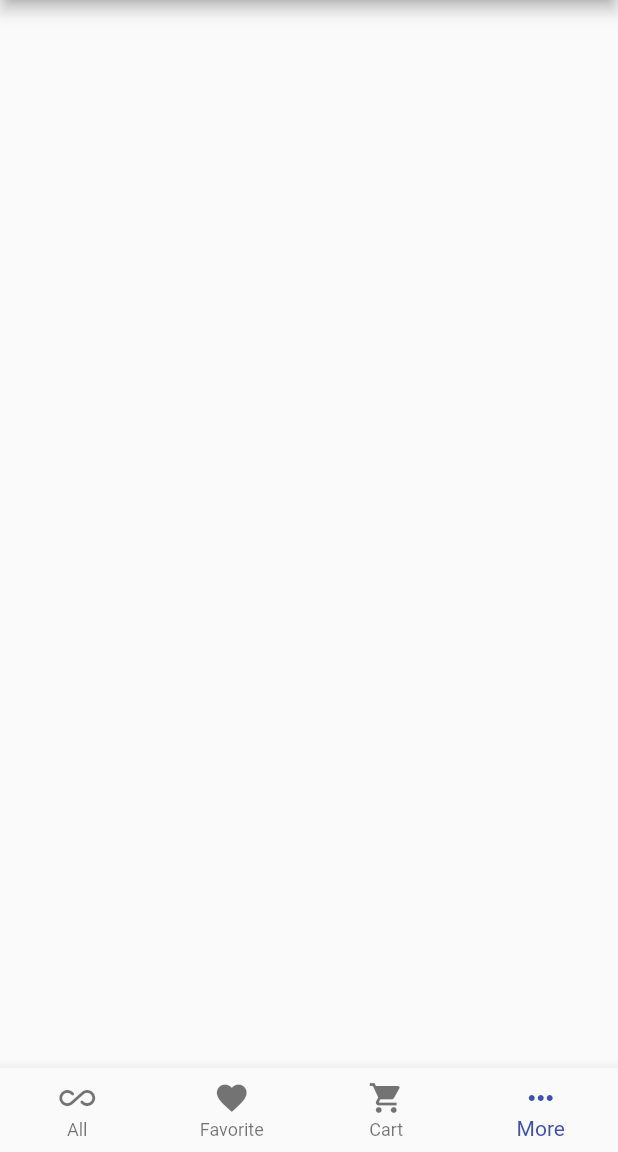
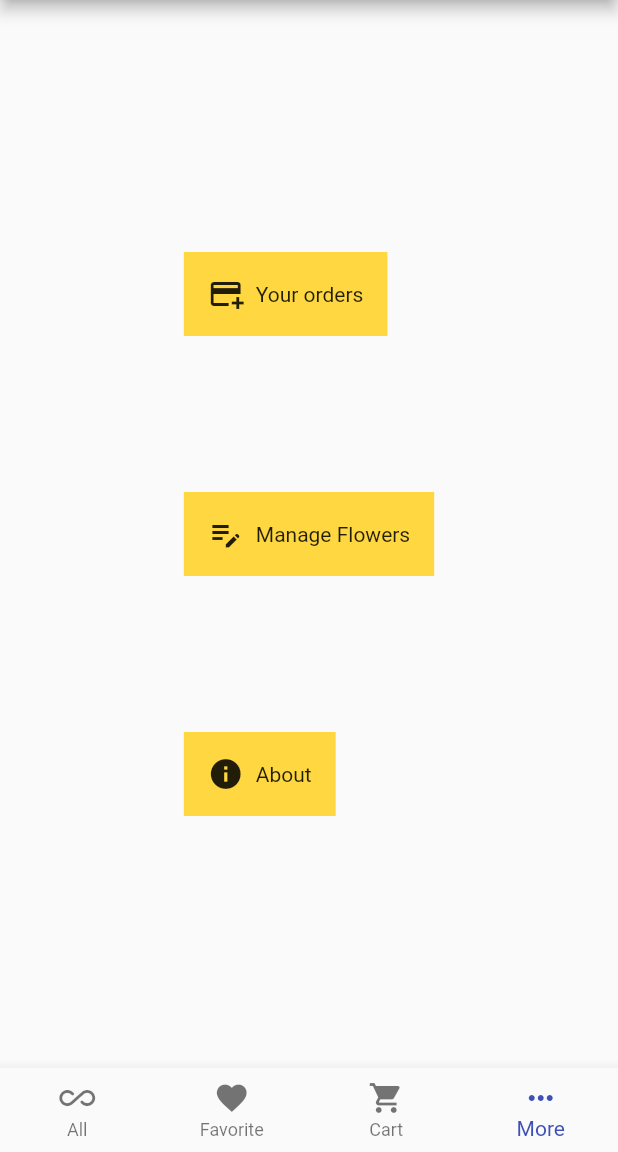
Before and after one commit to devqmr/florist, a Flutter app: the screen it shows after launch, item 4 of the bottom bar chosen, on a phone screen of 412 x 824 dp, the part 84-1236 px from its top. Run offline on Flutter 3.47's test engine with Material 2 defaults, Android fonts, the light colour scheme and no system bars; our stand-ins replace awesome_snackbar_content; network calls fail.

Commit message:
Add some items to MoreScreen

```diff
--- a/lib/screens/more_screen.dart
+++ b/lib/screens/more_screen.dart
@@ -7,6 +7,88 @@ class MoreScreen extends StatelessWidget {
 
   @override
   Widget build(BuildContext context) {
-    return Container();
+    return Container(
+      padding: const EdgeInsets.symmetric(
+        vertical: 64,
+        horizontal: 32,
+      ),
+      alignment: Alignment.topCenter,
+      child: Column(
+        mainAxisAlignment: MainAxisAlignment.spaceEvenly,
+        crossAxisAlignment: CrossAxisAlignment.start,
+        children: [
+          MoreScreenItem(
+            title: "Your orders",
+            icon: Icons.add_card,
+            fun: () => ScaffoldMessenger.of(context).showSnackBar(
+              const SnackBar(
+                content: Text(
+                  "Open Your orders screen",
+                ),
+              ),
+            ),
+          ),
+          MoreScreenItem(
+            title: "Manage Flowers",
+            icon: Icons.edit_note,
+            fun: () => ScaffoldMessenger.of(context).showSnackBar(
+              const SnackBar(
+                content: Text(
+                  "Open Manage Flowers screen",
+                ),
+              ),
+            ),
+          ),
+          MoreScreenItem(
+            title: "About",
+            icon: Icons.info,
+            fun: () => ScaffoldMessenger.of(context).showSnackBar(
+              const SnackBar(
+                content: Text(
+                  "Open About Screen",
+                ),
+              ),
+            ),
+          ),
+        ],
+      ),
+    );
   }
 }
+
+class MoreScreenItem extends StatelessWidget {
+  final String title;
+  final IconData icon;
+  final Function fun;
+
+  const MoreScreenItem(
+      {Key? key, required this.title, required this.icon, required this.fun})
+      : super(key: key);
+
+  @override
+  Widget build(BuildContext context) {
+    return GestureDetector(
+      onTap: () {
+        fun();
+      },
+      child: Container(
+        color: Colors.amberAccent,
+        padding: EdgeInsets.all(16),
+        child: Row(
+          mainAxisSize: MainAxisSize.min,
+          children: [
+            Icon(
+              icon,
+            ),
+            const SizedBox(
+              width: 8,
+            ),
+            Text(
+              title,
+            ),
+          ],
+        ),
+      ),
+    );
+  }
+}
```
